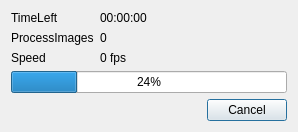
The window that avidemux/qt4/ADM_userInterfaces/ADM_dialog/processing.ui (mean00/avidemux2) describes before a commit, drawn with Qt 5.
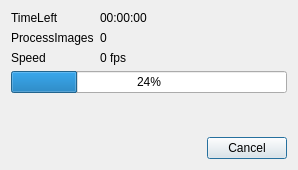
The same window after the commit.

Commit message: [Qt/processing] Add vertical spacer between progress bar and dialog button box, it looks unbearably ugly without

What changed in the file:
```diff
--- a/avidemux/qt4/ADM_userInterfaces/ADM_dialog/processing.ui
+++ b/avidemux/qt4/ADM_userInterfaces/ADM_dialog/processing.ui
@@ -7,7 +7,7 @@
     <x>0</x>
     <y>0</y>
     <width>298</width>
-    <height>129</height>
+    <height>170</height>
    </rect>
   </property>
   <property name="windowTitle">
@@ -69,7 +69,23 @@
      </property>
     </widget>
    </item>
-   <item row="4" column="0" colspan="2">
+   <item row="4" column="0">
+    <spacer name="verticalSpacer">
+     <property name="orientation">
+      <enum>Qt::Vertical</enum>
+     </property>
+     <property name="sizeType">
+      <enum>QSizePolicy::MinimumExpanding</enum>
+     </property>
+     <property name="sizeHint" stdset="0">
+      <size>
+       <width>20</width>
+       <height>13</height>
+      </size>
+     </property>
+    </spacer>
+   </item>
+   <item row="5" column="0" colspan="2">
     <widget class="QDialogButtonBox" name="buttonBox">
      <property name="standardButtons">
       <set>QDialogButtonBox::Cancel</set>
```
